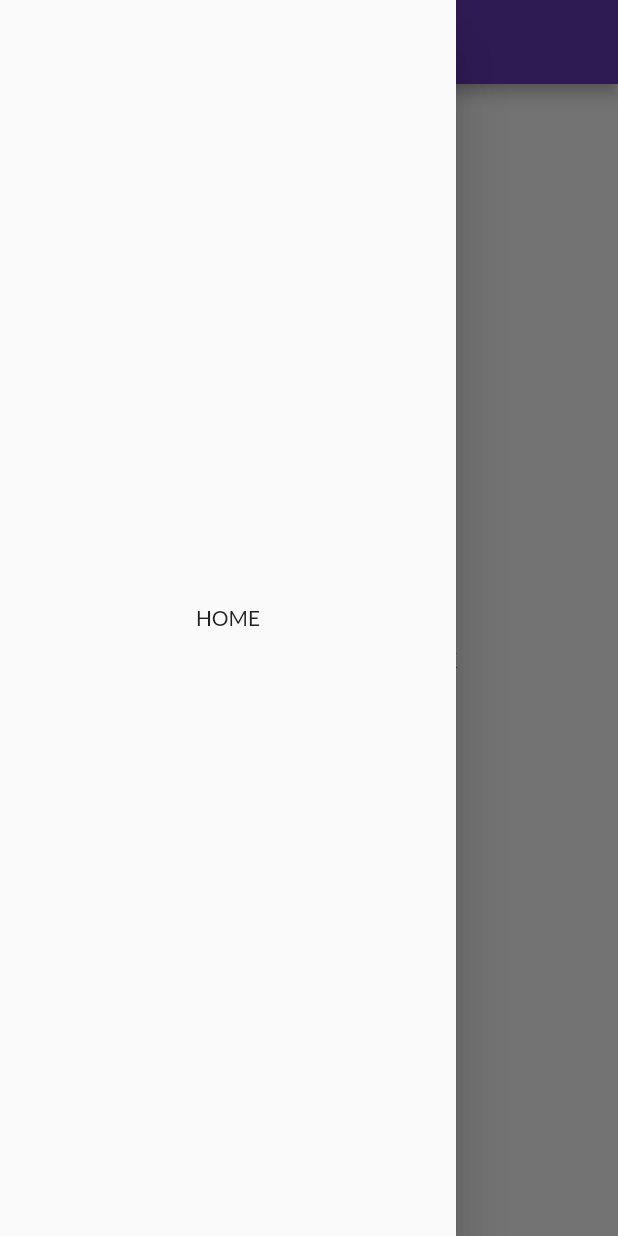
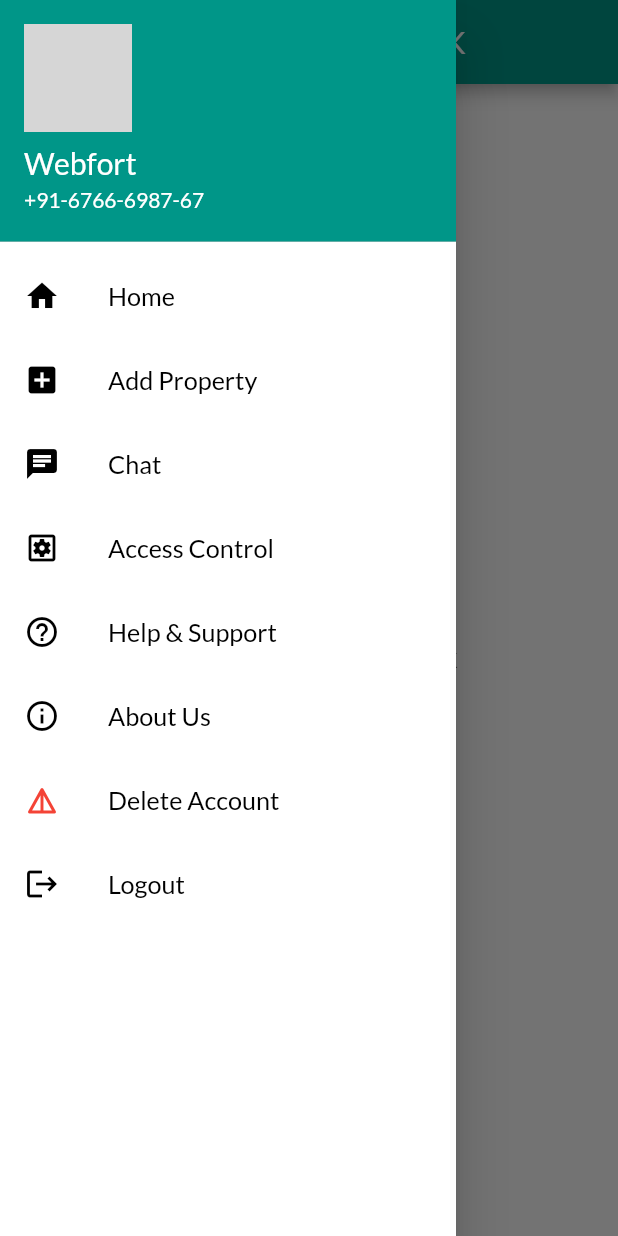
Before and after one commit to webfort-neeraj/Flutter, a Flutter app: the HomePage screen opened by its route, with the side drawer open, on a phone screen of 412 x 824 dp. Run offline on Flutter 3.47's test engine with Material 2 defaults, Android fonts, the phone set to English and light mode, and no system bars; our stand-ins replace google_fonts; network calls fail; grey boxes are pictures that could not be loaded.

Commit message:
drawer_complete

```diff
--- a/lib/main.dart
+++ b/lib/main.dart
@@ -3,6 +3,7 @@ import 'package:my_project/pages/login_page.dart';
 import 'package:google_fonts/google_fonts.dart';
 import 'pages/home_page.dart';
 import 'utils/routes.dart';
+import 'widgets/themes.dart';
 
 void main() {
   runApp(const MyApp());
@@ -16,17 +17,14 @@ class MyApp extends StatelessWidget {
     return MaterialApp(
       themeMode: ThemeMode.light,
       debugShowCheckedModeBanner: false,
-        theme: ThemeData(
-          primarySwatch: Colors.deepPurple,
-          fontFamily: GoogleFonts.lato().fontFamily,
-          primaryTextTheme: GoogleFonts.latoTextTheme(),
-        ),
-        darkTheme: ThemeData(brightness: Brightness.dark),
+      theme: MyTheme.lightTheme(context),
+      darkTheme: MyTheme.darkTheme(context),
       // initialRoute: "/home",
       routes: {
         "/": (context) => LoginPage(),
         MyRoutes.homeRoute: (context) => HomePage(),
         MyRoutes.loginRoute: (context) => LoginPage()
-        });
+      },
+    );
   }
 }
--- /dev/null
+++ b/lib/models/catalog.dart
@@ -0,0 +1,22 @@
+class Item {
+  final String id = "";
+  final String name = "";
+  final String desc = "";
+  final num price = 0;
+  final String color = "";
+  final String image = "";
+  Item({id, name, desc, price, color, image}) {
+    print({id, name, desc, price, color, image});
+  }
+
+  final products = [
+    Item(
+        id: "Web101",
+        name: "iPhone 12 Pro",
+        desc: "Apple iPhone 12th Generation",
+        price: 999,
+        color: "#33505a",
+        image:
+            "https://encrypted-tbn0.gstatic.com/images?q=tbn:ANd9GcQyIkWCF_2NnTM-imjWtFuzsPEWFYYH-Vk76A&usqp=CAU")
+  ];
+}
--- a/lib/pages/home_page.dart
+++ b/lib/pages/home_page.dart
@@ -1,4 +1,5 @@
 import 'package:flutter/material.dart';
+import 'package:my_project/widgets/drawer.dart';
 
 class HomePage extends StatelessWidget {
   const HomePage({Key? key}) : super(key: key);
@@ -7,20 +8,14 @@ class HomePage extends StatelessWidget {
   Widget build(BuildContext context) {
     return Scaffold(
       appBar: AppBar(
-        title: Text("MY RENT WORK"),
+        title: Center(child: Text("MY RENT WORK")),
       ),
       body: Center(
         child: Container(
           child: Text("WELCOME IN MY RENT WORK"),
         ),
       ),
-      drawer: Drawer(
-        child: Center(
-          child: Container(
-            child: Text("HOME"),
-          ),
-        ),
-      ),
+      drawer: MyDrawer(),
     );
   }
 }
--- a/lib/widgets/drawer.dart
+++ b/lib/widgets/drawer.dart
@@ -0,0 +1,140 @@
+import 'package:flutter/material.dart';
+import 'package:cupertino_icons/cupertino_icons.dart';
+
+class MyDrawer extends StatelessWidget {
+  @override
+  Widget build(BuildContext context) {
+    final imageUrl =
+        "https://encrypted-tbn0.gstatic.com/images?q=tbn:ANd9GcQyIkWCF_2NnTM-imjWtFuzsPEWFYYH-Vk76A&usqp=CAU";
+    return Drawer(
+      child: Container(
+        color: Colors.white,
+        child: ListView(
+          padding: EdgeInsets.zero,
+          children: [
+            DrawerHeader(
+              padding: EdgeInsets.zero,
+              // margin: EdgeInsets.zero,
+              child: UserAccountsDrawerHeader(
+                margin: EdgeInsets.zero,
+                accountName: Text(
+                  "Webfort",
+                  style: TextStyle(color: Colors.white, fontSize: 20),
+                ),
+                accountEmail: Text("+91-6766-6987-67",
+                    style: TextStyle(color: Colors.white)),
+                currentAccountPicture: CircleAvatar(
+                  backgroundImage: NetworkImage(imageUrl),
+                ),
+              ),
+            ),
+            /*Home menu */
+            ListTile(
+              onTap: () => {print("home")},
+              leading: Icon(
+                Icons.home,
+                color: Colors.black,
+              ),
+              title: Text(
+                "Home",
+                textScaleFactor: 1.2,
+                style: TextStyle(color: Colors.black),
+              ),
+            ),
+            /*Add Property */
+            ListTile(
+              onTap: () => {print("Add Property ")},
+              leading: Icon(
+                Icons.add_box,
+                color: Colors.black,
+              ),
+              title: Text(
+                "Add Property",
+                textScaleFactor: 1.2,
+                style: TextStyle(color: Colors.black),
+              ),
+            ),
+            /*Chat*/
+            ListTile(
+              onTap: () => {print("Chat")},
+              leading: Icon(
+                Icons.chat,
+                color: Colors.black,
+              ),
+              title: Text(
+                "Chat",
+                textScaleFactor: 1.2,
+                style: TextStyle(color: Colors.black),
+              ),
+            ),
+            /*Access Control*/
+            ListTile(
+              onTap: () => {print("Access Control")},
+              leading: Icon(
+                Icons.settings_applications_outlined,
+                color: Colors.black,
+              ),
+              title: Text(
+                "Access Control",
+                textScaleFactor: 1.2,
+                style: TextStyle(color: Colors.black),
+              ),
+            ),
+            /*Help & Support*/
+            ListTile(
+              onTap: () => {print("Help & Support")},
+              leading: Icon(
+                Icons.help_outline_sharp,
+                color: Colors.black,
+              ),
+              title: Text(
+                "Help & Support",
+                textScaleFactor: 1.2,
+                style: TextStyle(color: Colors.black),
+              ),
+            ),
+            /*About Us*/
+            ListTile(
+              onTap: () => {print("About Us")},
+              leading: Icon(
+                Icons.info_outline,
+                color: Colors.black,
+              ),
+              title: Text(
+                "About Us",
+                textScaleFactor: 1.2,
+                style: TextStyle(color: Colors.black),
+              ),
+            ),
+            /*Delete Account*/
+            ListTile(
+              onTap: () => {print("Delete Account")},
+              leading: Icon(
+                Icons.details_rounded,
+                color: Colors.red,
+              ),
+              title: Text(
+                "Delete Account",
+                textScaleFactor: 1.2,
+                style: TextStyle(color: Colors.black),
+              ),
+            ),
+            /*Logout*/
+            ListTile(
+              onTap: () => {print("Logout")},
+              leading: Icon(
+                Icons.logout,
+                color: Colors.black,
+              ),
+              title: Text(
+                "Logout",
+                textScaleFactor: 1.2,
+                style: TextStyle(color: Colors.black),
+              ),
+            ),
+          ],
+        ),
+      ),
+    );
+  }
+}
--- /dev/null
+++ b/lib/widgets/themes.dart
@@ -0,0 +1,18 @@
+import 'package:flutter/material.dart';
+import 'package:google_fonts/google_fonts.dart';
+
+class MyTheme {
+  static ThemeData lightTheme(BuildContext context) => ThemeData(
+        primarySwatch: Colors.teal,
+        fontFamily: GoogleFonts.lato().fontFamily,
+        // appBarTheme: AppBarTheme(
+        //     color: Colors.white,
+        //     elevation: 0.0,
+        //     iconTheme: IconThemeData(color: Colors.black),
+        //     textTheme: Theme.of(context).textTheme)
+        // primaryTextTheme: GoogleFonts.latoTextTheme(),
+      );
+
+  static ThemeData darkTheme(BuildContext context) =>
+      ThemeData(brightness: Brightness.dark);
+}
```
Lines whose indentation alone changed are shown as unchanged.
